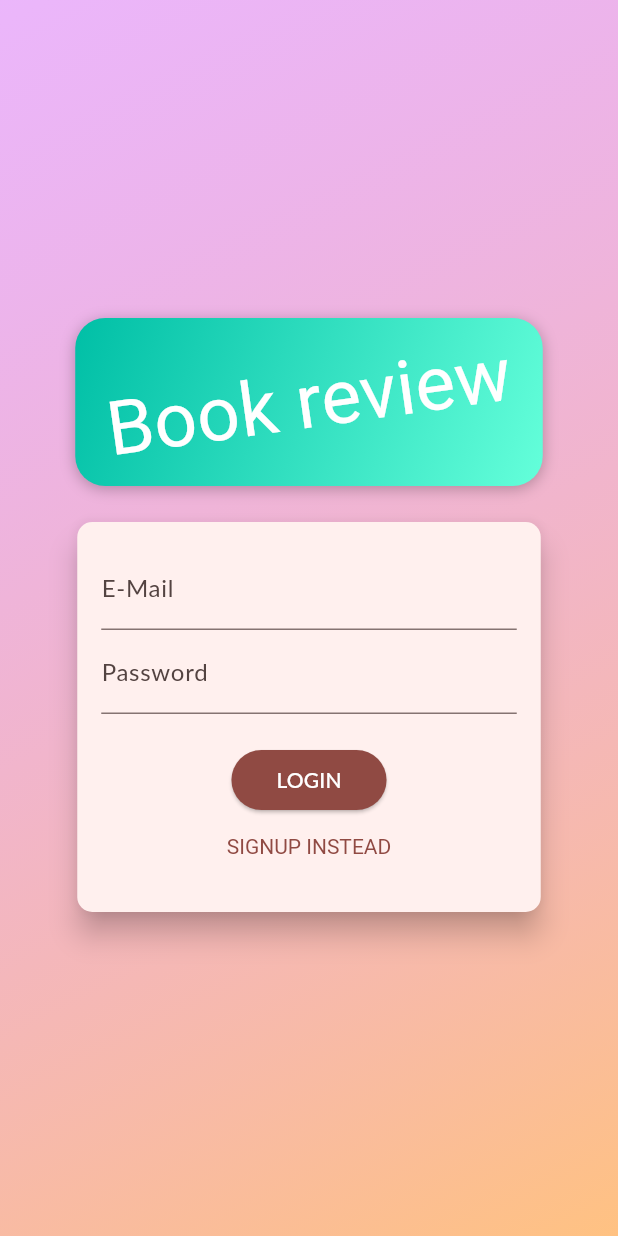
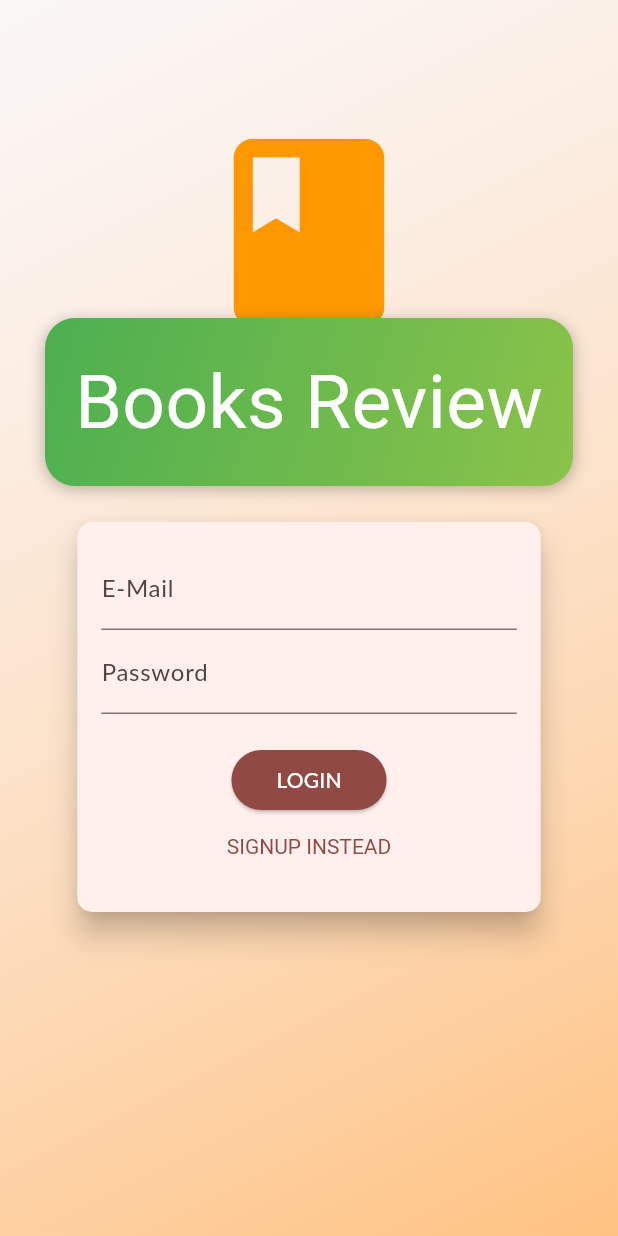
Before and after one commit to phamthieuthuongtinh/App-Review-Book, a Flutter app: the screen it shows after launch, on a phone screen of 412 x 824 dp. Run offline on Flutter 3.47's test engine with Material 3 defaults, Android fonts, the phone set to English and light mode, and no system bars; our stand-ins replace flutter_dotenv, shared_preferences; Roboto replaces fonts that are missing (Anton, Lato).

Commit message:
update Project

```diff
--- a/lib/ui/auth/app_banner.dart
+++ b/lib/ui/auth/app_banner.dart
@@ -1,5 +1,4 @@
 import 'dart:math';
-
 import 'package:flutter/material.dart';
 
 class AppBanner extends StatelessWidget {
@@ -19,8 +18,8 @@ class AppBanner extends StatelessWidget {
         borderRadius: BorderRadius.circular(20),
         gradient: LinearGradient(
           colors: [
-            Color(0xFF00BFA6), // Màu xanh lá cây
-            Color(0xFF64FFDA), // Màu xanh nước biển
+            Color(0xFF4CAF50), // Màu xanh lá cây
+            Color(0xFF8BC34A), // Màu xanh cây non
           ],
           begin: Alignment.topLeft,
           end: Alignment.bottomRight,
@@ -34,9 +33,9 @@ class AppBanner extends StatelessWidget {
         ],
       ),
       child: Transform.rotate(
-        angle: -8 * pi / 180,
+        angle: 0 * pi / 180,
         child: Text(
-          'Book review',
+          'Books Review',
           style: TextStyle(
             color: Colors.white,
             fontSize: 50,
--- a/lib/ui/auth/auth_screen.dart
+++ b/lib/ui/auth/auth_screen.dart
@@ -6,25 +6,36 @@ import 'app_banner.dart';
 class AuthScreen extends StatelessWidget {
   static const routeName = '/auth';
 
-  const AuthScreen({super.key});
+  const AuthScreen({Key? key});
 
   @override
   Widget build(BuildContext context) {
-    final deviceSize = MediaQuery.sizeOf(context);
+    final deviceSize = MediaQuery.of(context).size;
     return Scaffold(
-      // resizeToAvoidBottomInset: false,
       body: Stack(
         children: <Widget>[
           Container(
             decoration: BoxDecoration(
               gradient: LinearGradient(
                 colors: [
-                  const Color.fromRGBO(215, 117, 255, 1).withOpacity(0.5),
+                  Color.fromARGB(255, 247, 246, 248).withOpacity(0.5),
                   const Color.fromRGBO(255, 188, 117, 1).withOpacity(0.9),
                 ],
                 begin: Alignment.topLeft,
                 end: Alignment.bottomRight,
                 stops: const [0, 1],
+              ),
+            ),
+          ),
+          Positioned(
+            top: 80,
+            left: 0,
+            right: 0,
+            child: Center(
+              child: Icon(
+                Icons.book,
+                size: 150, // Kích thước biểu tượng lớn hơn
+                color: Colors.orange, // Màu cam
               ),
             ),
           ),
@@ -36,12 +47,10 @@ class AuthScreen extends StatelessWidget {
                 mainAxisAlignment: MainAxisAlignment.center,
                 crossAxisAlignment: CrossAxisAlignment.center,
                 children: <Widget>[
-                  const Flexible(
-                    child: AppBanner(),
-                  ),
+                  const AppBanner(), // Banner
                   Flexible(
                     flex: deviceSize.width > 600 ? 2 : 1,
-                    child: const AuthCard(),
+                    child: const AuthCard(), // Card
                   ),
                 ],
               ),
--- a/lib/ui/products/user_product_list_tile.dart
+++ b/lib/ui/products/user_product_list_tile.dart
@@ -37,7 +37,7 @@ class UserProductListTile extends StatelessWidget {
                   ..showSnackBar(
                     const SnackBar(
                       content: Text(
-                        'Product deleted',
+                        'Xóa thành công',
                         textAlign: TextAlign.center,
                       ),
                     ),
--- a/lib/ui/products/user_products_screen.dart
+++ b/lib/ui/products/user_products_screen.dart
@@ -14,7 +14,7 @@ class UserProductsScreen extends StatelessWidget {
   Widget build(BuildContext context) {
     return Scaffold(
       appBar: AppBar(
-        title: const Text('Your products'),
+        title: const Text('Tất cả sản phẩm'),
         actions: <Widget>[
           AddUserProductButton(
             onPressed: () {
--- a/lib/ui/shared/app_drawer.dart
+++ b/lib/ui/shared/app_drawer.dart
@@ -67,7 +67,7 @@ class AppDrawer extends StatelessWidget {
           const Divider(),
           ListTile(
             leading: const Icon(Icons.exit_to_app),
-            title: const Text('Logout'),
+            title: const Text('Đăng xuất'),
             onTap: () {
               Navigator.of(context)
                 ..pop()
```
Also changed, not shown: lib/ui/products/edit_product_screen.dart (+6 -31 lines).
